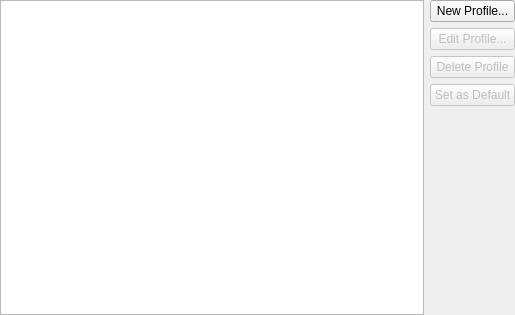
The window that src/ManageProfilesDialog.ui (KDE/konsole) describes before a commit, drawn with Qt 5.
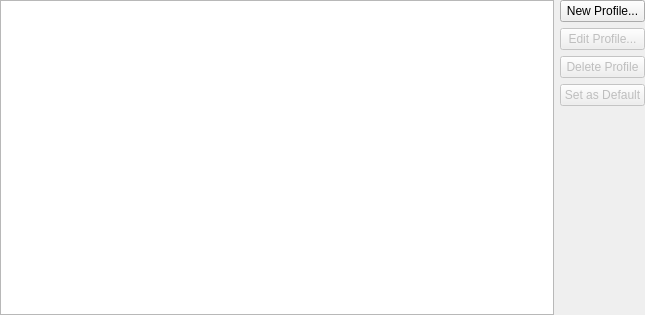
The same window after the commit.

Diff of the .ui file:
```diff
--- a/src/ManageProfilesDialog.ui
+++ b/src/ManageProfilesDialog.ui
@@ -5,7 +5,7 @@
    <rect>
     <x>0</x>
     <y>0</y>
-    <width>515</width>
+    <width>645</width>
     <height>315</height>
    </rect>
   </property>
```
